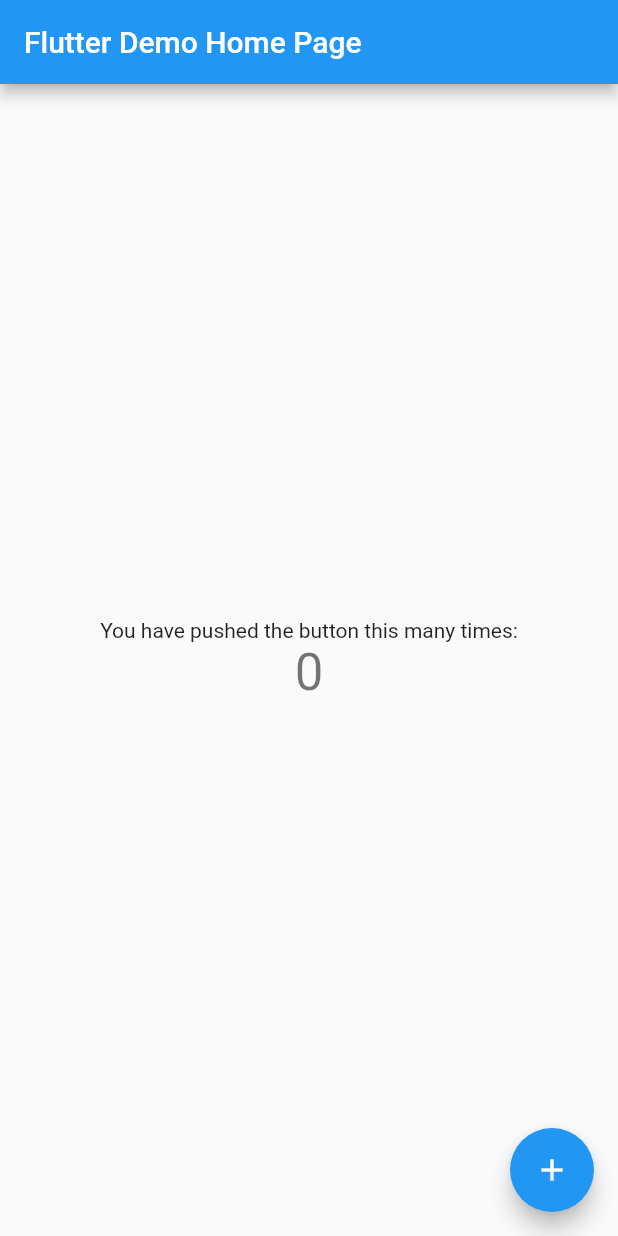
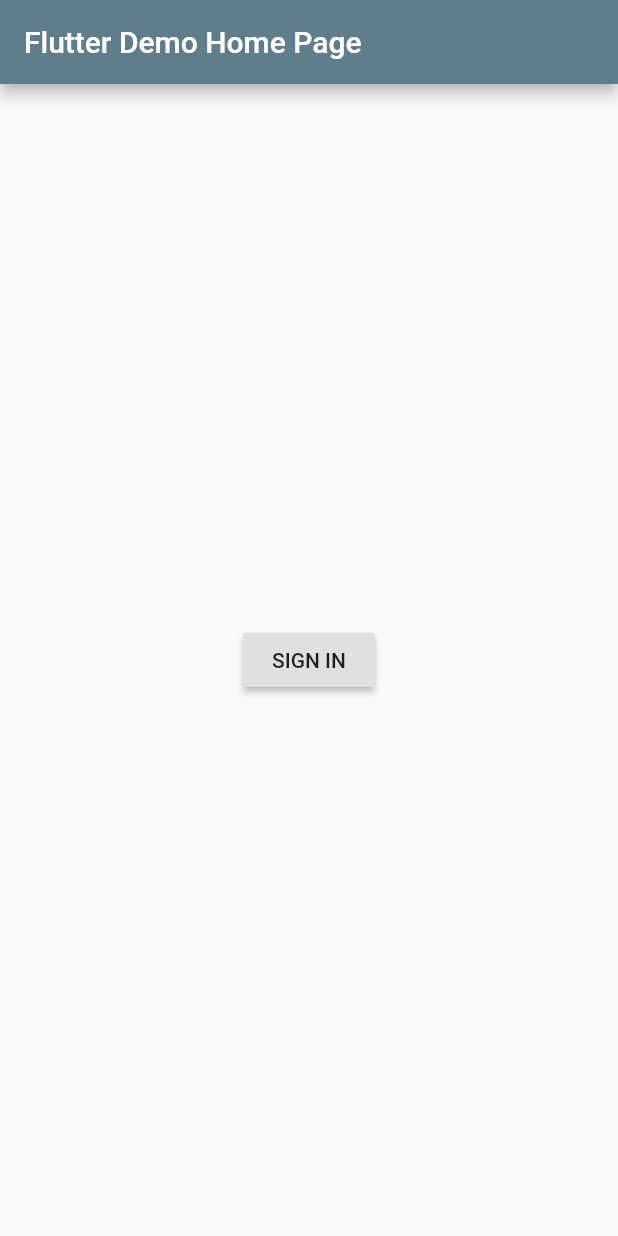
Before and after one commit to gdgbaroda/books2go, a Flutter app: the screen it shows after launch, on a phone screen of 412 x 824 dp. Run offline on Flutter 3.47's test engine with Material 2 defaults, Android fonts, the phone set to English and light mode, and no system bars; our stand-ins replace firebase_auth, google_sign_in; accounts and stored records are empty.

Commit message:
integrate google sign in for android, show email post sign in

```diff
--- a/app/lib/main.dart
+++ b/app/lib/main.dart
@@ -1,4 +1,7 @@
 import 'package:flutter/material.dart';
+import 'package:firebase_auth/firebase_auth.dart';
+import 'dart:async';
+import 'package:google_sign_in/google_sign_in.dart';
 
 void main() => runApp(new MyApp());
 
@@ -9,15 +12,7 @@ class MyApp extends StatelessWidget {
     return new MaterialApp(
       title: 'Flutter Demo',
       theme: new ThemeData(
-        // This is the theme of your application.
-        //
-        // Try running your application with "flutter run". You'll see the
-        // application has a blue toolbar. Then, without quitting the app, try
-        // changing the primarySwatch below to Colors.green and then invoke
-        // "hot reload" (press "r" in the console where you ran "flutter run",
-        // or press Run > Flutter Hot Reload in IntelliJ). Notice that the
-        // counter didn't reset back to zero; the application is not restarted.
-        primarySwatch: Colors.blue,
+        primarySwatch: Colors.blueGrey,
       ),
       home: new MyHomePage(title: 'Flutter Demo Home Page'),
     );
@@ -27,15 +22,6 @@ class MyApp extends StatelessWidget {
 class MyHomePage extends StatefulWidget {
   MyHomePage({Key key, this.title}) : super(key: key);
 
-  // This widget is the home page of your application. It is stateful, meaning
-  // that it has a State object (defined below) that contains fields that affect
-  // how it looks.
-
-  // This class is the configuration for the state. It holds the values (in this
-  // case the title) provided by the parent (in this case the App widget) and
-  // used by the build method of the State. Fields in a Widget subclass are
-  // always marked "final".
-
   final String title;
 
   @override
@@ -43,67 +29,90 @@ class MyHomePage extends StatefulWidget {
 }
 
 class _MyHomePageState extends State<MyHomePage> {
-  int _counter = 0;
+  bool loading = false;
+  FirebaseUser user;
+  final FirebaseAuth _auth = FirebaseAuth.instance;
 
-  void _incrementCounter() {
+  Future<FirebaseUser> _handleSignIn() async {
+    GoogleSignIn _googleSignIn = new GoogleSignIn(
+      scopes: ['email'],
+    );
+    GoogleSignInAccount googleUser = await _googleSignIn.signIn();
+    GoogleSignInAuthentication googleAuth = await googleUser.authentication;
+    FirebaseUser user = await _auth.signInWithGoogle(
+      accessToken: googleAuth.accessToken,
+      idToken: googleAuth.idToken,
+    );
+    return user;
+  }
+
+  void _setLoading(loading) {
     setState(() {
-      // This call to setState tells the Flutter framework that something has
-      // changed in this State, which causes it to rerun the build method below
-      // so that the display can reflect the updated values. If we changed
-      // _counter without calling setState(), then the build method would not be
-      // called again, and so nothing would appear to happen.
-      _counter++;
+      this.loading = loading;
+    });
+  }
+
+  void _setUser(user) {
+    setState(() {
+      this.user = user;
     });
   }
 
   @override
   Widget build(BuildContext context) {
-    // This method is rerun every time setState is called, for instance as done
-    // by the _incrementCounter method above.
-    //
-    // The Flutter framework has been optimized to make rerunning build methods
-    // fast, so that you can just rebuild anything that needs updating rather
-    // than having to individually change instances of widgets.
+    var signInBtn = RaisedButton(
+      child: Text('SIGN IN'),
+      onPressed: () {
+        this._setLoading(true);
+        _handleSignIn()
+          .then((FirebaseUser user) {
+            this._setUser(user);
+            this._setLoading(false);
+          })
+          .catchError((e) {
+            print(e);
+            this._setLoading(false);
+          });
+    });
+
+    var loadingBtn = RaisedButton(
+      child: Text('LOADING...'),
+      onPressed: null,
+    );
+
+    var children = <Widget> [];
+    if (loading) {
+      children.add(loadingBtn);
+    } else {
+      children.add(signInBtn);
+    }
+
+    if (this.user != null) {
+      children.add(Padding(
+        padding: EdgeInsets.only(
+          top: 50.0,
+          bottom: 50.0
+        ),
+        child: Text(
+          user.email,
+          style: TextStyle(
+            fontSize: 18.0
+          )
+        )
+      ));
+    }
+
     return new Scaffold(
       appBar: new AppBar(
-        // Here we take the value from the MyHomePage object that was created by
-        // the App.build method, and use it to set our appbar title.
         title: new Text(widget.title),
       ),
       body: new Center(
-        // Center is a layout widget. It takes a single child and positions it
-        // in the middle of the parent.
         child: new Column(
-          // Column is also layout widget. It takes a list of children and
-          // arranges them vertically. By default, it sizes itself to fit its
-          // children horizontally, and tries to be as tall as its parent.
-          //
-          // Invoke "debug paint" (press "p" in the console where you ran
-          // "flutter run", or select "Toggle Debug Paint" from the Flutter tool
-          // window in IntelliJ) to see the wireframe for each widget.
-          //
-          // Column has various properties to control how it sizes itself and
-          // how it positions its children. Here we use mainAxisAlignment to
-          // center the children vertically; the main axis here is the vertical
-          // axis because Columns are vertical (the cross axis would be
-          // horizontal).
           mainAxisAlignment: MainAxisAlignment.center,
-          children: <Widget>[
-            new Text(
-              'You have pushed the button this many times:',
-            ),
-            new Text(
-              '$_counter',
-              style: Theme.of(context).textTheme.display1,
-            ),
-          ],
+          mainAxisSize: MainAxisSize.max,
+          children: children,
         ),
-      ),
-      floatingActionButton: new FloatingActionButton(
-        onPressed: _incrementCounter,
-        tooltip: 'Increment',
-        child: new Icon(Icons.add),
-      ), // This trailing comma makes auto-formatting nicer for build methods.
+      )
     );
   }
 }
--- a/app/pubspec.yaml
+++ b/app/pubspec.yaml
@@ -4,6 +4,9 @@ description: A new Flutter project.
 dependencies:
   flutter:
     sdk: flutter
+
+  firebase_auth: "^0.5.11"
+  google_sign_in: "^3.0.4"
 
   # The following adds the Cupertino Icons font to your application.
   # Use with the CupertinoIcons class for iOS style icons.
```
Also changed, not shown: app/pubspec.lock, 4 other files.
